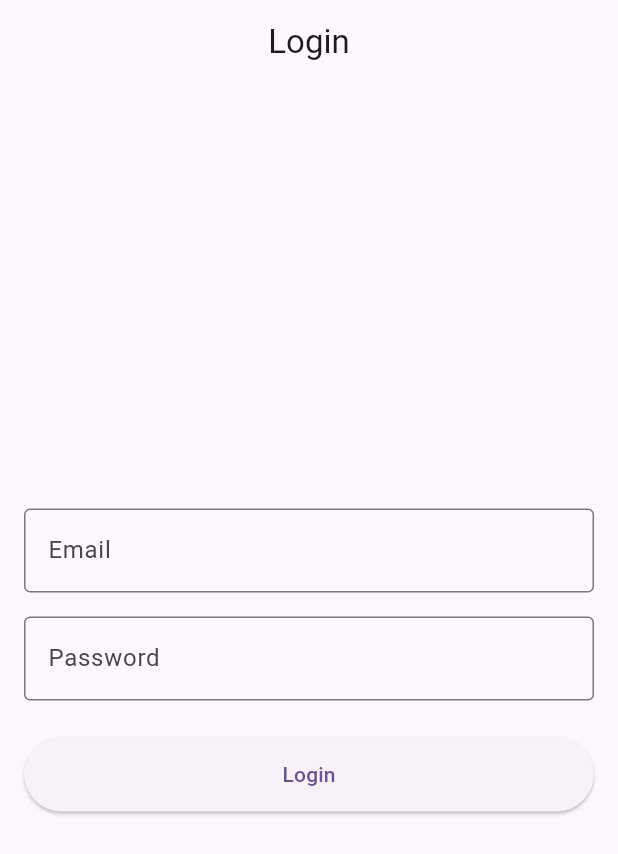
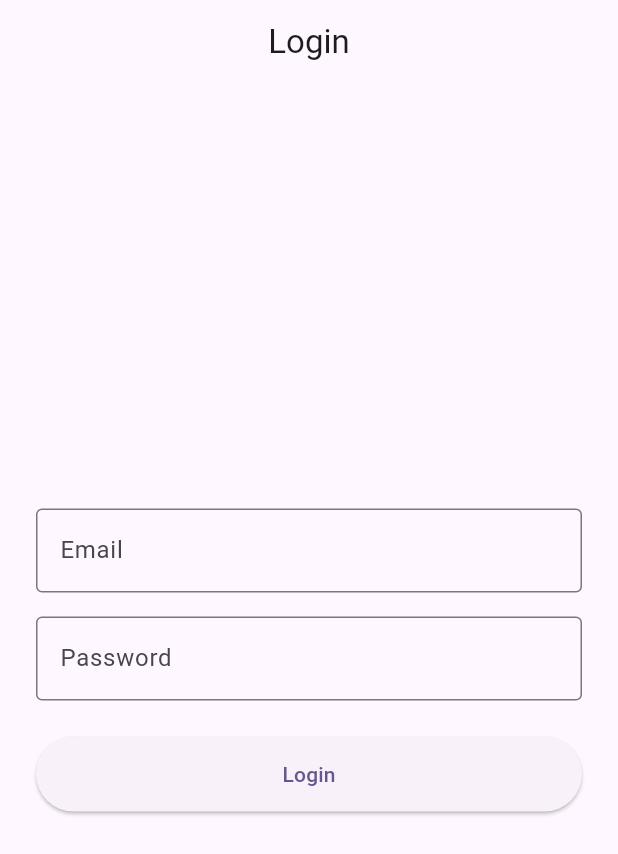
Before and after one commit to Julianarwansah/login_app_firebase, a Flutter app: the screen it shows after launch, on a phone screen of 412 x 824 dp. Shown: the top 854 px of the screen. Run offline on Flutter 3.47's test engine with Material 3 defaults, Android fonts, the light colour scheme and no system bars; our stand-ins replace firebase_auth, firebase_core; accounts and stored records are empty.

Commit message:
Menambahkan padding dan spacing pada form

```diff
--- a/lib/pages/login_page.dart
+++ b/lib/pages/login_page.dart
@@ -62,8 +62,10 @@ class _MyLoginState extends State<MyLogin> {
   Widget build(BuildContext context) {
     return Scaffold(
       appBar: AppBar(title: const Text('Login'), centerTitle: true),
-      body: Padding(
-        padding: const EdgeInsets.all(16.0),
+      body: Center(
+        child: SingleChildScrollView(
+          child: Padding(
+            padding: const EdgeInsets.all(24.0),
             child: Column(
               mainAxisAlignment: MainAxisAlignment.center,
               children: [
@@ -106,6 +108,8 @@ class _MyLoginState extends State<MyLogin> {
               ],
             ),
           ),
+        ),
+      ),
     );
   }
 }
```
Lines whose indentation alone changed are shown as unchanged.
